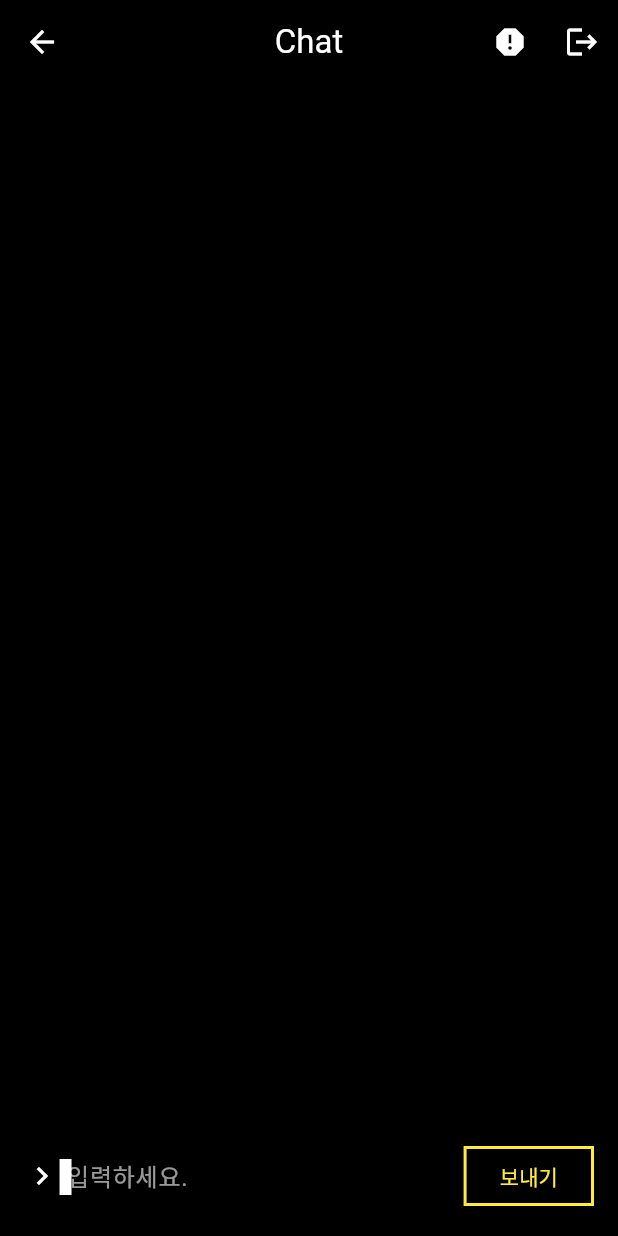
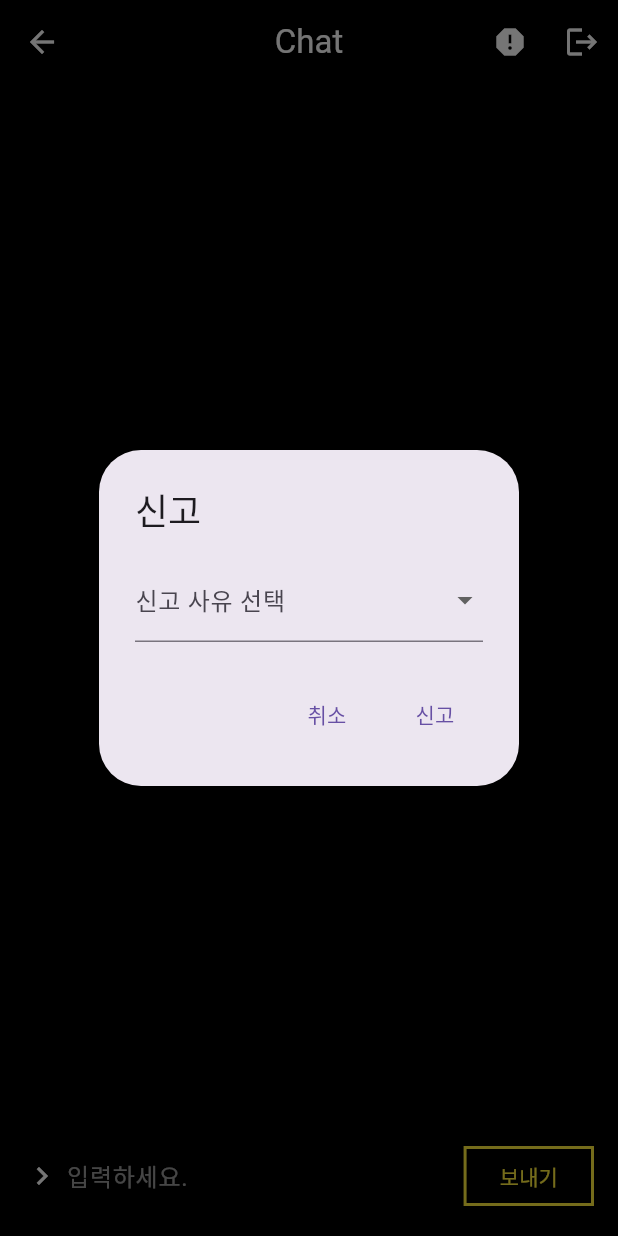
Before and after one commit to ranchat-kr/ranchat_flutter, a Flutter app: the ChatScreen screen opened directly, after a tap on the "report" icon, on a phone screen of 412 x 824 dp. Run offline on Flutter 3.47's test engine with Material 3 defaults, Android fonts, the phone set to English and light mode, and no system bars; missing offline and left inert: stomp_dart_client; network calls fail; Roboto replaces fonts that are missing (DungGeunMo).

Commit message:
신고 버튼 클릭 시 신고 창 띄우기 추가

```diff
--- a/lib/View/ChatScreen.dart
+++ b/lib/View/ChatScreen.dart
@@ -92,6 +92,61 @@ class _ChatScreen extends State<ChatScreen> {
     });
   }
 
+  void _showReportDialog() {
+    final List<String> reportReasons = [
+      '스팸',
+      '욕설 및 비방',
+      '허위 정보',
+      '저작권 침해',
+      '기타',
+    ];
+    String? selectedReason;
+
+    showDialog(
+        context: context,
+        builder: (BuildContext context) {
+          return AlertDialog(
+            title: const Text('신고'),
+            content: DropdownButtonFormField(
+              value: selectedReason,
+              items: reportReasons.map((reason) {
+                return DropdownMenuItem(
+                  value: reason,
+                  child: Text(reason),
+                );
+              }).toList(),
+              onChanged: (String? newValue) {
+                setState(() {
+                  selectedReason = newValue;
+                });
+              },
+              decoration: const InputDecoration(
+                labelText: '신고 사유 선택',
+              ),
+            ),
+            actions: [
+              TextButton(
+                onPressed: () {
+                  Navigator.pop(context);
+                },
+                child: const Text('취소'),
+              ),
+              TextButton(
+                onPressed: () {
+                  if (selectedReason == null) {
+                    return;
+                  } else {
+                    print('신고 완료. $selectedReason');
+                    Navigator.pop(context);
+                  }
+                },
+                child: const Text('신고'),
+              )
+            ],
+          );
+        });
+  }
+
   @override
   Widget build(BuildContext context) {
     // TODO: implement build
@@ -127,6 +182,7 @@ class _ChatScreen extends State<ChatScreen> {
                 ),
                 onPressed: () {
                   print('report');
+                  _showReportDialog();
                 },
                 highlightColor: Colors.grey,
               ),
```
